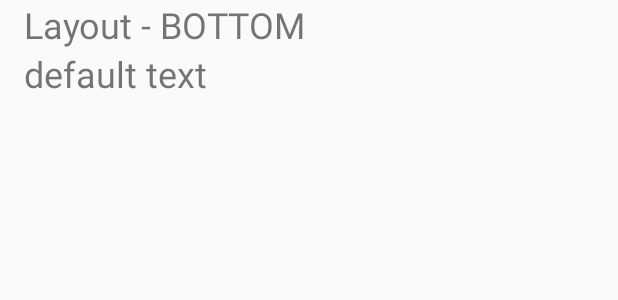
After one commit to MengGP/ABdCalendar, an Android app: the layout activity_main_calendar_bottom.xml on its own in the app's theme, with its tools: preview values and no code run, on a phone screen of 412 x 824 dp. The commit adds this screen. Shown: the top 300 px of the screen. Run offline under Robolectric (Android 15) with nearby library versions, the phone set to English and light mode, and no system bars.

Commit message:
Формирование основного окна из нескольких layout-в. Подлюкчение календдаря Material-Calendar-View.

```diff
--- /dev/null
+++ b/app/src/main/res/layout/activity_main_calendar_bottom.xml
@@ -0,0 +1,19 @@
+<?xml version="1.0" encoding="utf-8"?>
+<LinearLayout xmlns:android="http://schemas.android.com/apk/res/android"
+    android:orientation="vertical" android:layout_width="match_parent"
+    android:layout_height="match_parent">
+
+    <TextView
+        style="@style/settingsTextStyle"
+        android:text="Layout - BOTTOM"/>
+    <TextView
+        android:id="@+id/bottomText"
+        style="@style/settingsTextStyle"
+        android:text="default text"/>
+    <ImageView
+        android:id="@+id/bottomDrawble"
+        style="@style/settingsTextStyle"/>
+
+
+
+</LinearLayout>
```
Also changed, not shown: app/build.gradle (+10 -2 lines), app/src/main/java/com/menggp/abdcalendar/MainActivity.java (+21 -2 lines), app/src/main/res/layout/activity_main_calendar.xml (+19 -3 lines), app/src/main/res/layout/activity_main_calendar_middle.xml (added, +16 -0 lines), app/src/main/res/layout/activity_main_calendar_top.xml (added, +17 -0 lines), 1 other file.
